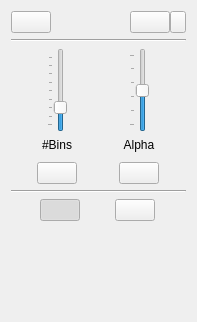
Above: gui/dist_view/viewportcontrol.ui from gerbilvis/gerbil before the change. Below: the same form after it.
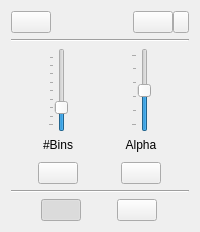
That is the form after the change. Icons and pictures are not drawn. Custom widgets are drawn as their Qt base class.

Commit message: fix oversized viewportcontrol

The edit to the form file:
```diff
--- a/gui/dist_view/viewportcontrol.ui
+++ b/gui/dist_view/viewportcontrol.ui
@@ -2,14 +2,6 @@
 <ui version="4.0">
  <class>ViewportControl</class>
  <widget class="QWidget" name="ViewportControl">
-  <property name="geometry">
-   <rect>
-    <x>0</x>
-    <y>0</y>
-    <width>197</width>
-    <height>322</height>
-   </rect>
-  </property>
   <property name="sizePolicy">
    <sizepolicy hsizetype="Minimum" vsizetype="Minimum">
     <horstretch>0</horstretch>
@@ -116,8 +108,8 @@
        </property>
        <property name="sizeHint" stdset="0">
         <size>
-         <width>40</width>
-         <height>20</height>
+         <width>0</width>
+         <height>0</height>
         </size>
        </property>
       </spacer>
@@ -421,8 +413,8 @@
      </property>
      <property name="sizeHint" stdset="0">
       <size>
-       <width>13</width>
-       <height>13</height>
+       <width>0</width>
+       <height>0</height>
       </size>
      </property>
     </spacer>
```
